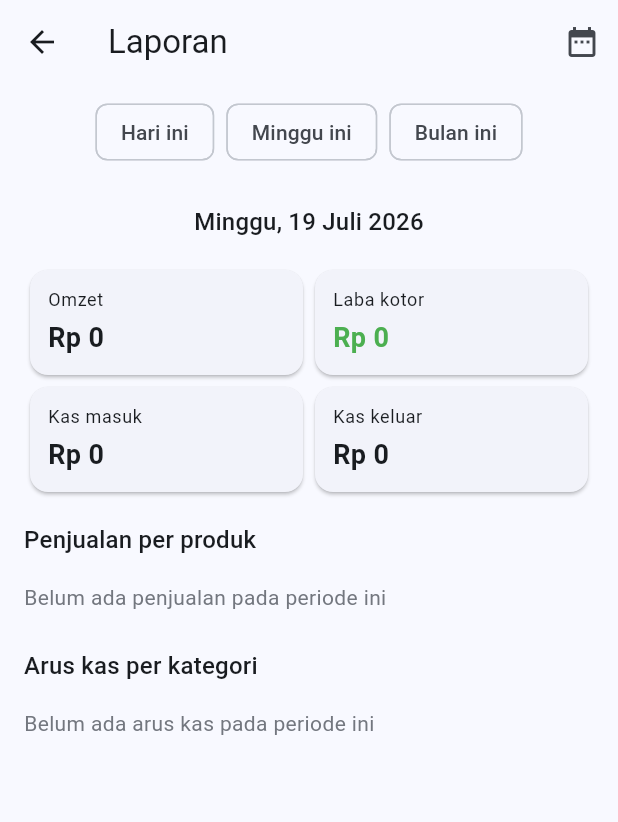
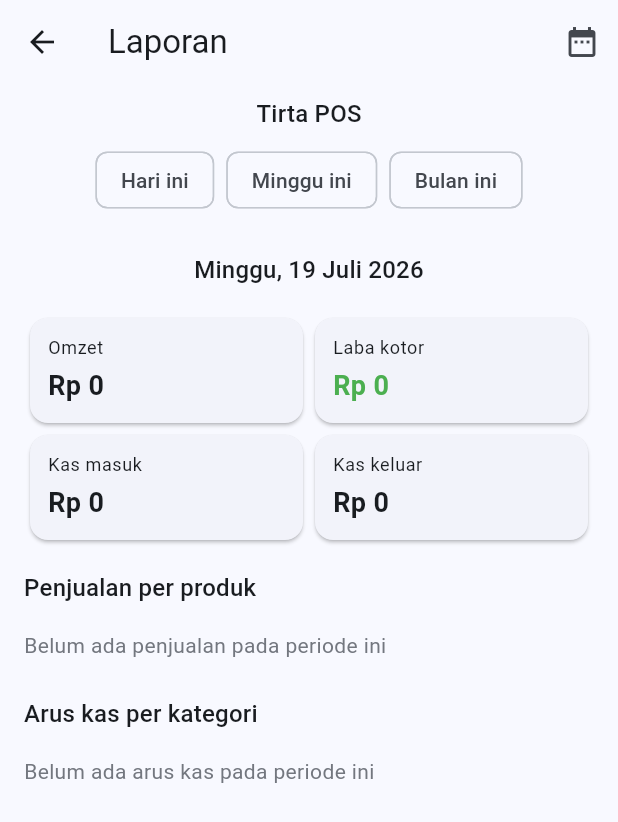
Before and after one commit to nandawperdana/amdk_pos, a Flutter app: the DailyReportScreen screen opened directly, on a phone screen of 412 x 824 dp. Shown: the top 822 px of the screen. Run offline on Flutter 3.47's test engine with Material 3 defaults, Android fonts, the phone set to English and light mode, and no system bars; our stand-ins replace drift, drift_flutter, flutter_riverpod, shared_preferences, supabase_flutter; accounts and stored records are empty; generated files the repository leaves out were written again.

Commit message:
feat: show store name in drawer, role picker, and daily report

```diff
--- a/lib/ui/app_drawer.dart
+++ b/lib/ui/app_drawer.dart
@@ -18,6 +18,7 @@ class AppDrawer extends ConsumerWidget {
   Widget build(BuildContext context, WidgetRef ref) {
     final role = ref.watch(roleProvider);
     final isOwner = role == AppRole.owner;
+    final storeName = ref.watch(storeNameProvider);
 
     void go(Widget screen) {
       Navigator.pop(context); // close the drawer first
@@ -35,7 +36,7 @@ class AppDrawer extends ConsumerWidget {
                 children: [
                   Row(
                     children: [
-                      Text('AMDK POS',
+                      Text(storeName,
                           style: Theme.of(context).textTheme.titleLarge),
                       if (!isProdEnv) ...[
                         const SizedBox(width: 8),
--- a/lib/ui/daily_report_screen.dart
+++ b/lib/ui/daily_report_screen.dart
@@ -101,6 +101,13 @@ class DailyReportScreen extends ConsumerWidget {
       ),
       body: Column(
         children: [
+          Padding(
+            padding: const EdgeInsets.fromLTRB(12, 8, 12, 0),
+            child: Text(
+              ref.watch(storeNameProvider),
+              style: Theme.of(context).textTheme.titleMedium,
+            ),
+          ),
           Padding(
             padding: const EdgeInsets.symmetric(horizontal: 12, vertical: 8),
             child: Wrap(
--- a/lib/ui/role_picker_screen.dart
+++ b/lib/ui/role_picker_screen.dart
@@ -16,7 +16,7 @@ class RolePickerScreen extends ConsumerWidget {
             mainAxisAlignment: MainAxisAlignment.center,
             crossAxisAlignment: CrossAxisAlignment.stretch,
             children: [
-              Text('AMDK POS',
+              Text(ref.watch(storeNameProvider),
                   textAlign: TextAlign.center,
                   style: Theme.of(context).textTheme.headlineMedium),
               const SizedBox(height: 32),
```
